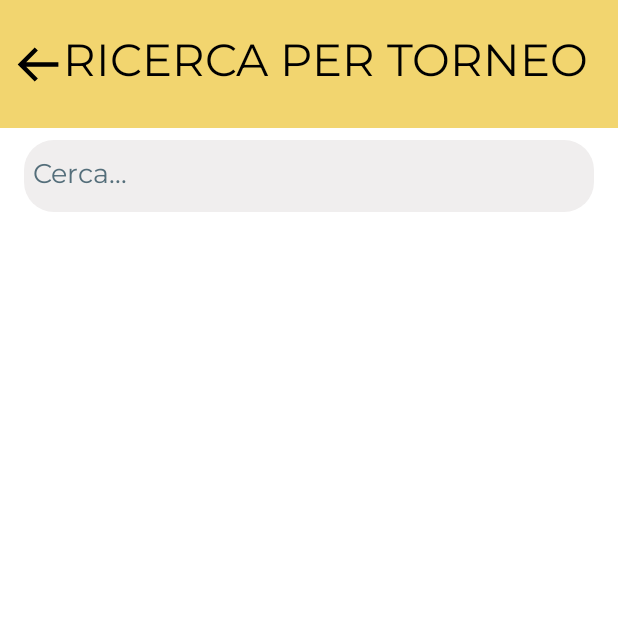
After one commit to davide-moletta/Sport_Intelligence_Android_App, an Android app: the TournamentSearchFragment screen opened through its navigation route, on a phone screen of 412 x 824 dp, the top half of it. The commit adds this screen. Run offline under Robolectric (Android 15) with nearby library versions, the phone set to English and light mode, and no system bars.

Commit message:
all fragments added

```diff
--- /dev/null
+++ b/app/src/main/java/com/example/sportintelligencetesimolettadavide/TournamentSearchFragment.java
@@ -0,0 +1,28 @@
+package com.example.sportintelligencetesimolettadavide;
+
+import android.os.Bundle;
+
+import androidx.fragment.app.Fragment;
+
+import android.view.LayoutInflater;
+import android.view.View;
+import android.view.ViewGroup;
+
+public class TournamentSearchFragment extends Fragment {
+
+    public TournamentSearchFragment() {
+        // Required empty public constructor
+    }
+
+
+    @Override
+    public void onCreate(Bundle savedInstanceState) {
+        super.onCreate(savedInstanceState);
+    }
+
+    @Override
+    public View onCreateView(LayoutInflater inflater, ViewGroup container,
+                             Bundle savedInstanceState) {
+        return inflater.inflate(R.layout.fragment_tournament_search, container, false);
+    }
+}
--- /dev/null
+++ b/app/src/main/res/layout/fragment_tournament_search.xml
@@ -0,0 +1,67 @@
+<?xml version="1.0" encoding="utf-8"?>
+<androidx.constraintlayout.widget.ConstraintLayout xmlns:android="http://schemas.android.com/apk/res/android"
+    xmlns:app="http://schemas.android.com/apk/res-auto"
+    xmlns:tools="http://schemas.android.com/tools"
+    android:id="@+id/TournamentSearchFragment"
+    android:layout_width="match_parent"
+    android:layout_height="match_parent"
+    tools:context=".TournamentSearchFragment">
+
+    <TextView
+        android:id="@+id/title"
+        android:layout_width="match_parent"
+        android:layout_height="@dimen/topBarHeight"
+        android:background="@drawable/background_topbar"
+        android:gravity="end|center_vertical"
+        android:padding="@dimen/paddingStandard"
+        android:paddingEnd="@dimen/bigPadding"
+        android:text="@string/tournamentSearch"
+        android:textSize="@dimen/title"
+        app:layout_constraintEnd_toEndOf="parent"
+        app:layout_constraintStart_toStartOf="parent"
+        app:layout_constraintTop_toTopOf="parent" />
+
+    <ImageView
+        android:layout_width="wrap_content"
+        android:layout_height="wrap_content"
+        android:layout_marginStart="@dimen/marginStandard"
+        android:layout_marginTop="@dimen/arrowMargin"
+        android:contentDescription="@string/contentDescription"
+        android:src="@drawable/ic_backarrow"
+        app:layout_constraintStart_toStartOf="parent"
+        app:layout_constraintTop_toTopOf="parent" />
+
+    <EditText
+        android:id="@+id/search"
+        android:layout_width="@dimen/homeButtonWidth"
+        android:layout_height="@dimen/searchButtonHeight"
+        android:layout_marginTop="@dimen/marginStandard"
+        android:autofillHints="name"
+        android:background="@drawable/background_button"
+        android:backgroundTint="@color/searchBackground"
+        android:hint="@string/search"
+        android:inputType="text"
+        android:paddingStart="@dimen/littlePadding"
+        android:paddingEnd="@dimen/littlePadding"
+        android:textColorHint="@color/searchText"
+        app:layout_constraintEnd_toEndOf="parent"
+        app:layout_constraintStart_toStartOf="parent"
+        app:layout_constraintTop_toBottomOf="@+id/title" />
+
+    <androidx.recyclerview.widget.RecyclerView
+        android:id="@+id/recycler"
+        android:layout_width="match_parent"
+        android:layout_height="wrap_content"
+        android:layout_marginStart="@dimen/marginStandard"
+        android:layout_marginTop="@dimen/bigMargin"
+        android:layout_marginEnd="@dimen/marginStandard"
+        android:layout_marginBottom="@dimen/bigMargin"
+        android:background="@drawable/background_button"
+        android:backgroundTint="@color/boxBackground"
+        android:paddingStart="@dimen/paddingStandard"
+        android:paddingEnd="@dimen/paddingStandard"
+        app:layout_constraintEnd_toEndOf="parent"
+        app:layout_constraintStart_toStartOf="parent"
+        app:layout_constraintTop_toBottomOf="@+id/search" />
+
+</androidx.constraintlayout.widget.ConstraintLayout>
--- a/app/src/main/res/navigation/nav_graph.xml
+++ b/app/src/main/res/navigation/nav_graph.xml
@@ -43,4 +43,19 @@
         android:name="com.example.sportintelligencetesimolettadavide.FilterManagementFragment"
         android:label="fragment_filter_management"
         tools:layout="@layout/fragment_filter_management" />
+    <fragment
+        android:id="@+id/athleteSearchFragment"
+        android:name="com.example.sportintelligencetesimolettadavide.AthleteSearchFragment"
+        android:label="fragment_athlete_search"
+        tools:layout="@layout/fragment_athlete_search" />
+    <fragment
+        android:id="@+id/matchSelectorFragment"
+        android:name="com.example.sportintelligencetesimolettadavide.MatchSelectorFragment"
+        android:label="fragment_match_selector"
+        tools:layout="@layout/fragment_match_selector" />
+    <fragment
+        android:id="@+id/tournamentSearchFragment"
+        android:name="com.example.sportintelligencetesimolettadavide.TournamentSearchFragment"
+        android:label="fragment_tournament_search"
+        tools:layout="@layout/fragment_tournament_search" />
 </navigation>
--- a/app/src/main/res/values/dimens.xml
+++ b/app/src/main/res/values/dimens.xml
@@ -34,9 +34,4 @@
     <dimen name="subTitle">25sp</dimen>
     <dimen name="searchResultLabel">15sp</dimen>
     <dimen name="searchResultStatsLabel">20sp</dimen>
-
-
-
-    <dimen name="matchLabel">19sp</dimen>
-    <dimen name="boxTitle">19sp</dimen>
 </resources>
--- a/app/src/main/res/values/strings.xml
+++ b/app/src/main/res/values/strings.xml
@@ -37,5 +37,4 @@
     <string name="contentDescription">Image</string>
     <!-- TODO: Remove or change this placeholder text -->
     <string name="hello_blank_fragment">Hello blank fragment</string>
-
 </resources>
```
Also changed, not shown: app/src/main/java/com/example/sportintelligencetesimolettadavide/AthleteSearchFragment.java (added, +28 -0 lines), app/src/main/java/com/example/sportintelligencetesimolettadavide/MatchSelectorFragment.java (added, +27 -0 lines), app/src/main/res/layout/fragment_athlete_search.xml (added, +66 -0 lines), app/src/main/res/layout/fragment_match_selector.xml (added, +48 -0 lines).
